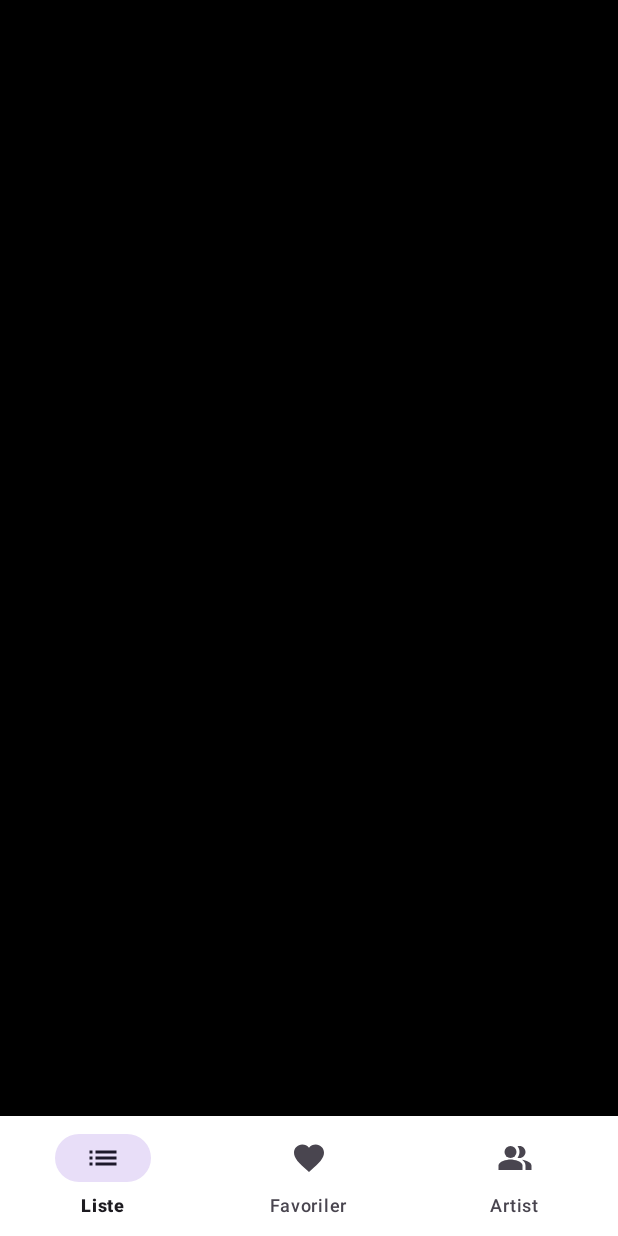
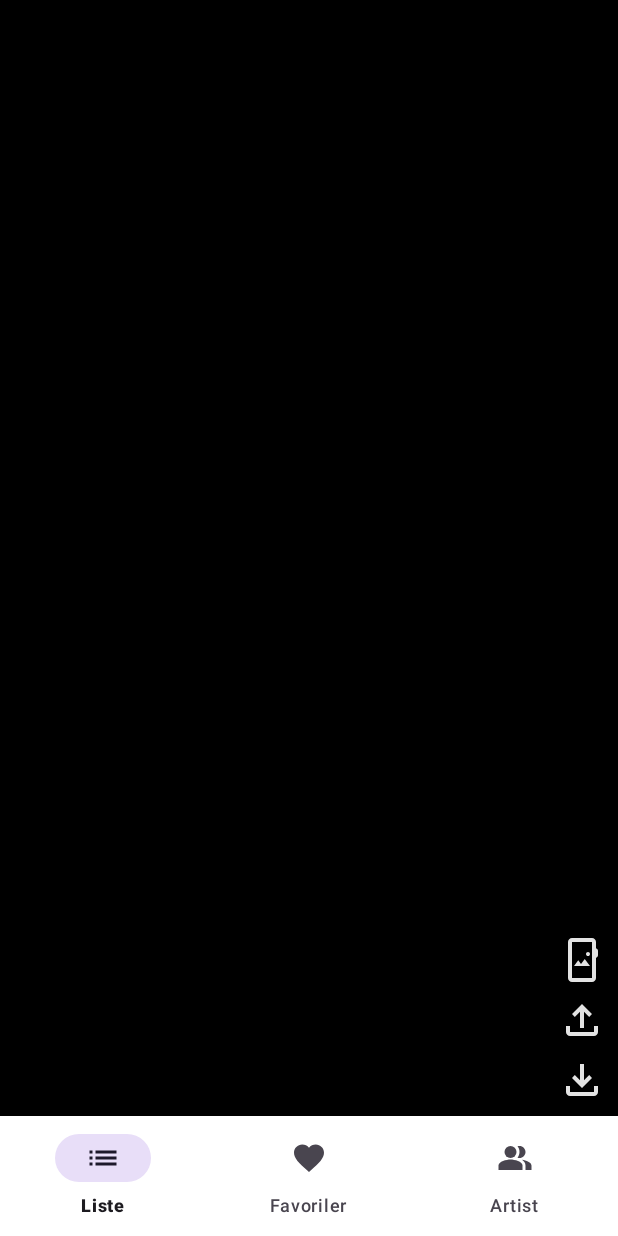
Before and after one commit to esmanureral/ArtFrame, an Android app: the fragment FullScreenImageFragment placed in its activity, on a phone screen of 412 x 824 dp. Run offline under Robolectric (Android 15) with nearby library versions, the phone set to English and light mode, and no system bars; libraries missing offline, so code that uses them is left out: com.chuckerteam.chucker; pictures from the network do not load; 11 statements that could not run were skipped.

Commit message:
Add  isRemoveFavorite and Update icon

```diff
--- a/app/src/main/java/com/esmanureral/artframe/presentation/artist/ArtistListAdapter.kt
+++ b/app/src/main/java/com/esmanureral/artframe/presentation/artist/ArtistListAdapter.kt
@@ -10,7 +10,8 @@ import com.esmanureral.artframe.databinding.ItemArtistBinding
 
 class ArtistListAdapter(
     private val favoritesPrefs: ArtWorkSharedPreferences,
-    private val onItemClick: (Artists) -> Unit
+    private val onItemClick: (Artists) -> Unit,
+    private val isRemoveFavorite: Boolean = false
 ) : RecyclerView.Adapter<ArtistListAdapter.ArtistViewHolder>() {
     private val artistItems = mutableListOf<Artists>()
 
@@ -31,11 +32,15 @@ class ArtistListAdapter(
                 ivFavorite.setOnClickListener {
                     if (favoritesPrefs.isArtistFavorite(artists)) {
                         favoritesPrefs.removeArtistFavorite(artists)
-                        artistItems.removeAt(adapterPosition)
-                        notifyItemRemoved(adapterPosition)
+
+                        if (isRemoveFavorite) {
+                            artistItems.removeAt(adapterPosition)
+                            notifyItemRemoved(adapterPosition)
+                        } else {
+                            notifyItemChanged(adapterPosition)
+                        }
                     } else {
                         favoritesPrefs.addArtistFavorite(artists)
-                        artistItems[adapterPosition] = artists
                         notifyItemChanged(adapterPosition)
                     }
                 }
--- a/app/src/main/java/com/esmanureral/artframe/presentation/artist/ArtistListFragment.kt
+++ b/app/src/main/java/com/esmanureral/artframe/presentation/artist/ArtistListFragment.kt
@@ -48,14 +48,18 @@ class ArtistListFragment : Fragment() {
     }
 
     private fun setupRecyclerView() {
-        adapter = ArtistListAdapter(favoritesPrefs) { artist ->
+        adapter = ArtistListAdapter(
+            favoritesPrefs, onItemClick = { artist ->
                 val action =
                     ArtistListFragmentDirections.actionArtistListFragmentToArtistArtworkFragment(
                         artist.id,
                         artist.title ?: ""
                     )
                 findNavController().navigate(action)
-        }
+            },
+            isRemoveFavorite = false
+        )
+
         with(binding) {
             rvArtists.adapter = adapter
             rvArtists.layoutManager = LinearLayoutManager(requireContext())
--- a/app/src/main/java/com/esmanureral/artframe/presentation/favorites/FavoritesFragment.kt
+++ b/app/src/main/java/com/esmanureral/artframe/presentation/favorites/FavoritesFragment.kt
@@ -106,7 +106,8 @@ class FavoritesFragment : Fragment() {
                         artist.title ?: ""
                     )
                 findNavController().navigate(action)
-            }
+            },
+            isRemoveFavorite = true
         )
         artistAdapter.addData(favoriteArtists)
     }
--- a/app/src/main/res/drawable/favorite_24.xml
+++ b/app/src/main/res/drawable/favorite_24.xml
@@ -1,7 +1,7 @@
 <vector xmlns:android="http://schemas.android.com/apk/res/android"
     android:width="@dimen/icon_size"
     android:height="@dimen/icon_size"
-    android:tint="@color/white"
+    android:tint="?android:textColorPrimary"
     android:viewportWidth="24"
     android:viewportHeight="24">
 
--- /dev/null
+++ b/app/src/main/res/drawable/save_icon.xml
@@ -0,0 +1,9 @@
+<vector xmlns:android="http://schemas.android.com/apk/res/android"
+    android:width="24dp"
+    android:height="24dp"
+    android:viewportWidth="960"
+    android:viewportHeight="960">
+  <path
+      android:pathData="M480,640 L280,440l56,-58 104,104v-326h80v326l104,-104 56,58 -200,200ZM240,800q-33,0 -56.5,-23.5T160,720v-120h80v120h480v-120h80v120q0,33 -23.5,56.5T720,800L240,800Z"
+      android:fillColor="#e3e3e3"/>
+</vector>
--- /dev/null
+++ b/app/src/main/res/drawable/share_icon.xml
@@ -0,0 +1,9 @@
+<vector xmlns:android="http://schemas.android.com/apk/res/android"
+    android:width="24dp"
+    android:height="24dp"
+    android:viewportWidth="960"
+    android:viewportHeight="960">
+  <path
+      android:pathData="M440,640v-326L336,418l-56,-58 200,-200 200,200 -56,58 -104,-104v326h-80ZM240,800q-33,0 -56.5,-23.5T160,720v-120h80v120h480v-120h80v120q0,33 -23.5,56.5T720,800L240,800Z"
+      android:fillColor="#e3e3e3"/>
+</vector>
--- /dev/null
+++ b/app/src/main/res/drawable/wallpaper_icon.xml
@@ -0,0 +1,9 @@
+<vector xmlns:android="http://schemas.android.com/apk/res/android"
+    android:width="24dp"
+    android:height="24dp"
+    android:viewportWidth="960"
+    android:viewportHeight="960">
+  <path
+      android:pathData="M280,920q-33,0 -56.5,-23.5T200,840v-720q0,-33 23.5,-56.5T280,40h400q33,0 56.5,23.5T760,120v124q18,7 29,22t11,34v80q0,19 -11,34t-29,22v404q0,33 -23.5,56.5T680,920L280,920ZM280,840h400v-720L280,120v720ZM320,600h320L535,460l-75,100 -55,-73 -85,113ZM600,400q17,0 28.5,-11.5T640,360q0,-17 -11.5,-28.5T600,320q-17,0 -28.5,11.5T560,360q0,17 11.5,28.5T600,400ZM280,840v-720,720Z"
+      android:fillColor="#e3e3e3"/>
+</vector>
--- a/app/src/main/res/layout/fragment_artist_artwork.xml
+++ b/app/src/main/res/layout/fragment_artist_artwork.xml
@@ -38,12 +38,12 @@
         android:id="@+id/tvArtistTitle"
         android:layout_width="0dp"
         android:layout_height="wrap_content"
-        android:fontFamily="@font/lora_regular"
+        android:layout_marginStart="8dp"
         android:padding="4dp"
         android:paddingBottom="8dp"
         android:text="Sanatçı Adı"
         android:textColor="?attr/colorPrimary"
-        android:textSize="24sp"
+        android:textSize="20sp"
         android:textStyle="bold"
         app:layout_constraintEnd_toEndOf="parent"
         app:layout_constraintStart_toStartOf="parent"
--- a/app/src/main/res/layout/fragment_full_screen_image.xml
+++ b/app/src/main/res/layout/fragment_full_screen_image.xml
@@ -1,15 +1,55 @@
-<FrameLayout xmlns:android="http://schemas.android.com/apk/res/android"
+<androidx.constraintlayout.widget.ConstraintLayout xmlns:android="http://schemas.android.com/apk/res/android"
+    xmlns:app="http://schemas.android.com/apk/res-auto"
+    xmlns:tools="http://schemas.android.com/tools"
     android:layout_width="match_parent"
     android:layout_height="match_parent"
-    xmlns:app="http://schemas.android.com/apk/res-auto"
     android:background="@android:color/black">
 
     <ImageView
         android:id="@+id/ivFullScreen"
-        android:layout_width="match_parent"
-        android:layout_height="match_parent"
+        android:layout_width="0dp"
+        android:layout_height="0dp"
         android:fitsSystemWindows="true"
         android:scaleType="fitCenter"
-        app:layout_collapseMode="parallax"/>
+        app:layout_collapseMode="parallax"
+        app:layout_constraintBottom_toBottomOf="parent"
+        app:layout_constraintEnd_toEndOf="parent"
+        app:layout_constraintStart_toStartOf="parent"
+        app:layout_constraintTop_toTopOf="parent" />
 
-</FrameLayout>
+
+    <ImageView
+        android:id="@+id/saveIcon"
+        android:layout_width="32dp"
+        android:layout_height="32dp"
+        android:layout_margin="8dp"
+        android:layout_marginBottom="8dp"
+        android:background="@drawable/bg_rounded"
+        android:contentDescription="Icon 1"
+        android:src="@drawable/save_icon"
+        app:layout_constraintBottom_toBottomOf="parent"
+        app:layout_constraintEnd_toEndOf="parent" />
+
+    <ImageView
+        android:id="@+id/wallpaperIcon"
+        android:layout_width="32dp"
+        android:layout_height="32dp"
+        android:layout_margin="8dp"
+        android:layout_marginEnd="8dp"
+        android:contentDescription="Icon 2"
+        android:src="@drawable/wallpaper_icon"
+        app:layout_constraintBottom_toTopOf="@+id/shareIcon"
+        app:layout_constraintEnd_toEndOf="parent" />
+
+    <ImageView
+        android:id="@+id/shareIcon"
+        android:layout_width="32dp"
+        android:layout_height="32dp"
+        android:layout_margin="8dp"
+        android:contentDescription="Icon 3"
+        android:src="@drawable/share_icon"
+        app:layout_constraintBottom_toTopOf="@+id/saveIcon"
+        app:layout_constraintEnd_toEndOf="parent" />
+
+
+</androidx.constraintlayout.widget.ConstraintLayout>
```
Lines whose indentation alone changed are shown as unchanged.
